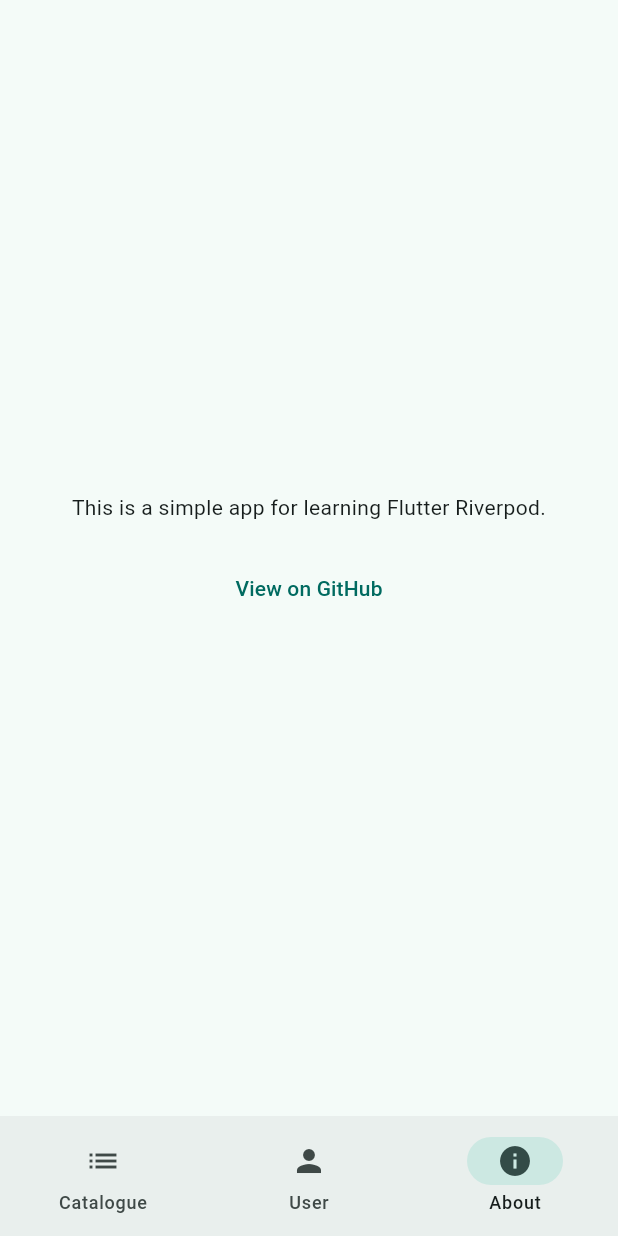
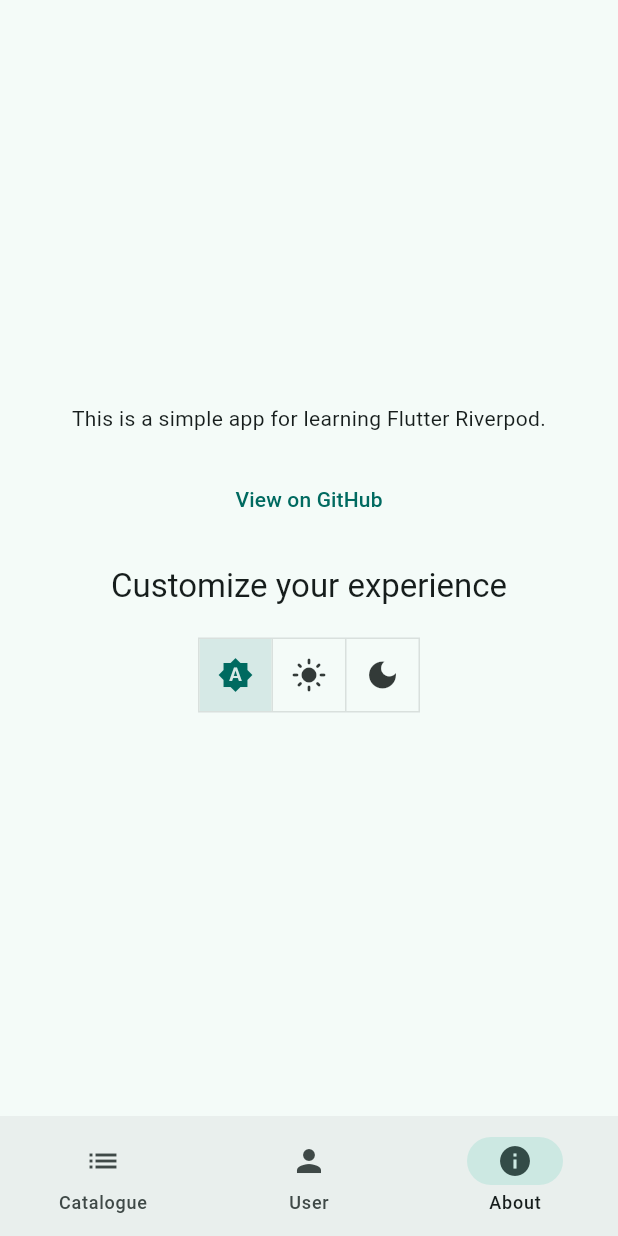
Before and after one commit to ondrahlavac/learning-flutter-riverpod, a Flutter app: the screen it shows after launch, item 3 of the bottom bar chosen, on a phone screen of 412 x 824 dp. Run offline on Flutter 3.47's test engine with Material 3 defaults, Android fonts, the phone set to English and light mode, and no system bars; our stand-ins replace flutter_riverpod.

Commit message:
feat: allow user to select theme mode in the About section of the app.

```diff
--- a/lib/screens/about_page.dart
+++ b/lib/screens/about_page.dart
@@ -1,4 +1,6 @@
 import 'package:flutter/material.dart';
+import 'package:flutter_riverpod/flutter_riverpod.dart';
+import 'package:learning_flutter_riverpod/providers/theme_provider.dart';
 import 'package:url_launcher/url_launcher.dart';
 
 class AboutPage extends StatelessWidget {
@@ -28,9 +30,41 @@ class AboutPage extends StatelessWidget {
                   'https://github.com/ondrahlavac/learning-flutter-riverpod'),
               child: const Text('View on GitHub'),
             ),
+            const SizedBox(height: 20),
+            Text(
+              'Customize your experience',
+              style: Theme.of(context).textTheme.titleLarge,
+            ),
+            const SizedBox(height: 20),
+            const ThemeToggleButtons(),
           ],
         ),
       ),
     );
   }
 }
+
+class ThemeToggleButtons extends ConsumerWidget {
+  const ThemeToggleButtons({super.key});
+
+  @override
+  Widget build(BuildContext context, WidgetRef ref) {
+    final themeMode = ref.watch(themeProvider).themeMode;
+
+    return ToggleButtons(
+      isSelected: [
+        themeMode == ThemeMode.system,
+        themeMode == ThemeMode.light,
+        themeMode == ThemeMode.dark,
+      ],
+      onPressed: (int index) {
+        ref.read(themeProvider.notifier).setThemeMode(ThemeMode.values[index]);
+      },
+      children: const [
+        Icon(Icons.brightness_auto),
+        Icon(Icons.light_mode),
+        Icon(Icons.dark_mode),
+      ],
+    );
+  }
+}
```
